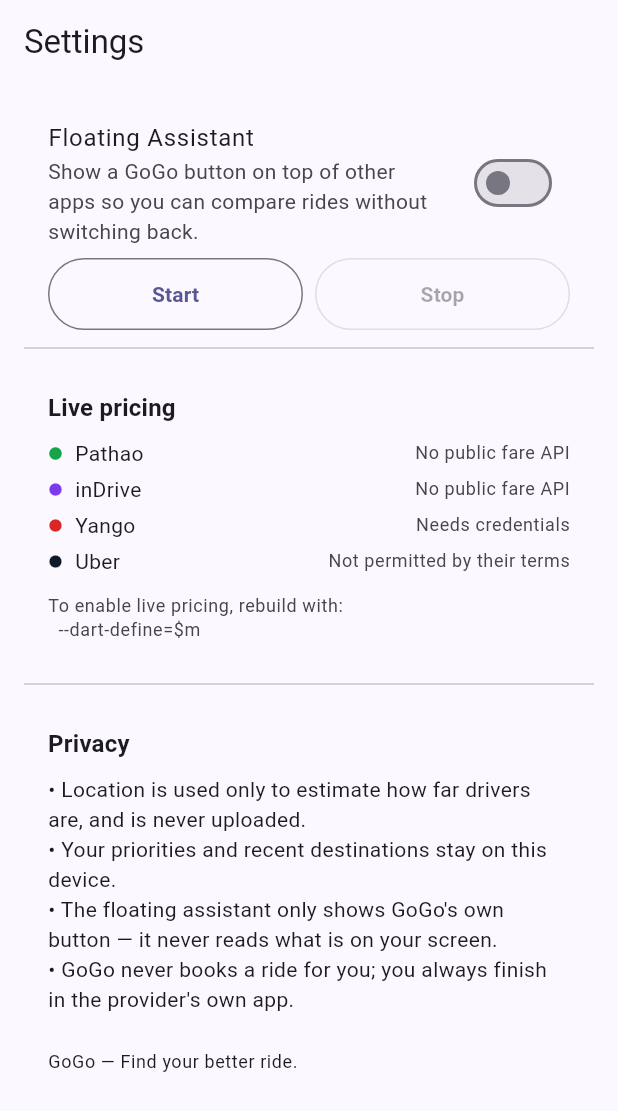
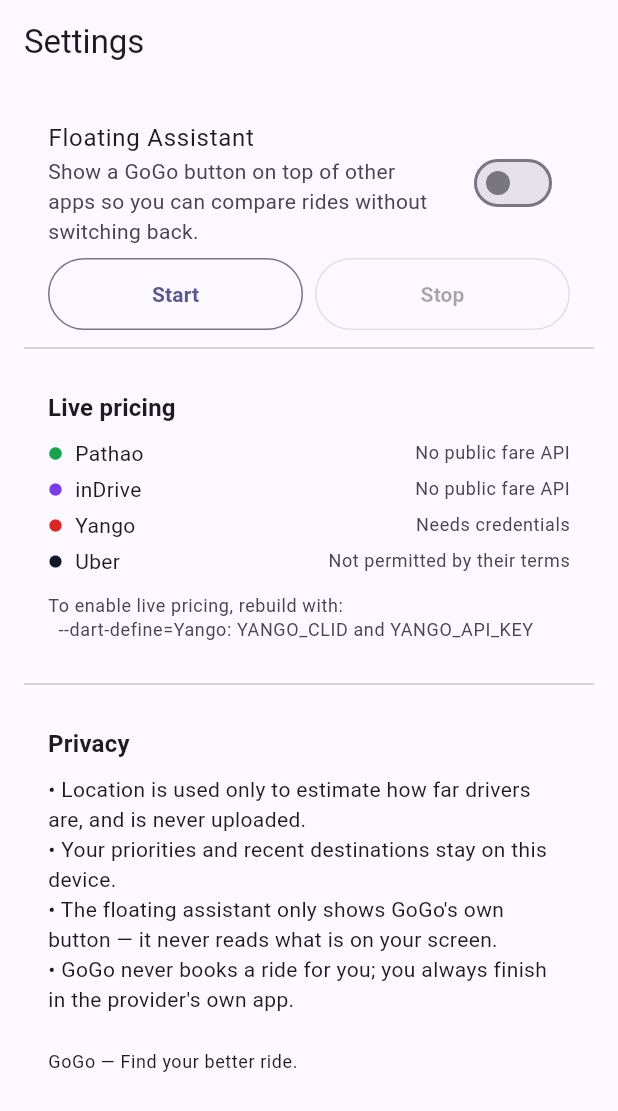
Before and after one commit to sanshre-sandip/GoGO, a Flutter app: the SettingsScreen screen opened by its route, on a phone screen of 412 x 824 dp. Shown: the top 1111 px of the screen. Run offline on Flutter 3.47's test engine with Material 3 defaults, Android fonts, the phone set to English and light mode, and no system bars; our stand-ins replace flutter_riverpod, geocoding, geolocator, go_router, shared_preferences; accounts and stored records are empty.

Commit message:
Fix string interpolation in live pricing message for correct variable usage

```diff
--- a/lib/features/settings/settings_screen.dart
+++ b/lib/features/settings/settings_screen.dart
@@ -51,7 +51,7 @@ class _LivePricing extends StatelessWidget {
             const SizedBox(height: Spacing.sm),
             Text(
               'To enable live pricing, rebuild with:\n'
-              '${config.missing.map((m) => '  --dart-define=\$m').join('\n')}',
+              '${config.missing.map((m) => '  --dart-define=$m').join('\n')}',
               style: text.bodySmall?.copyWith(color: scheme.onSurfaceVariant),
             ),
           ],
```
